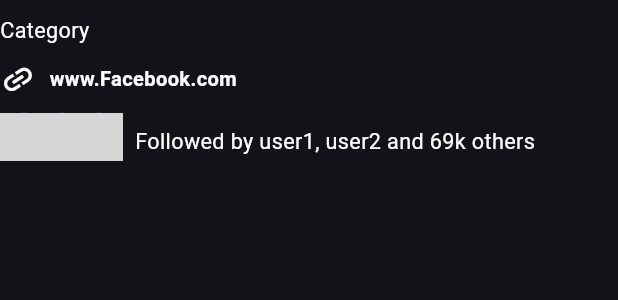
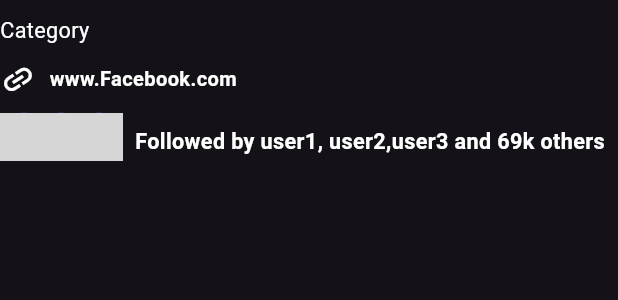
Before and after one commit to Omar-Tmam/Instagram-Clone, a Flutter app: the CategoryInfo widget shown alone on an empty page, opened directly, on a phone screen of 412 x 824 dp. Shown: the top 300 px of the screen. Run offline on Flutter 3.47's test engine with Material 3 defaults, Android fonts, the phone set to English and light mode, and no system bars; our stand-ins replace bloc, dartz, dio, equatable, flutter_bloc, flutter_dotenv and 2 more; network calls fail; grey boxes are pictures that could not be loaded.

Commit message:
responsive fixes

```diff
--- a/lib/Features/user_view/presentation/views/widgets/category_info.dart
+++ b/lib/Features/user_view/presentation/views/widgets/category_info.dart
@@ -46,8 +46,7 @@ class CategoryInfo extends StatelessWidget {
           height: 10,
         ),
         FollowedBySection(
-
-            followedByText: 'Followed by user1, user2 and 69k others',
+            followedByText: 'Followed by user1, user2,user3 and 69k others',
             images: images)
       ],
     );
--- a/lib/Features/user_view/presentation/views/widgets/followed_by_section.dart
+++ b/lib/Features/user_view/presentation/views/widgets/followed_by_section.dart
@@ -37,10 +37,15 @@ class FollowedBySection extends StatelessWidget {
         SizedBox(
           width: 4,
         ),
-        CustomText(
-          maxLines: 2,
-          title: followedByText,
-          fontSize: getResponsiveFontSize(context, fontSize: 14),
+        Expanded(
+          child: SizedBox(
+            child: CustomText(
+              maxLines: 2,
+              fontWeight: FontWeight.bold,
+              title: followedByText,
+              fontSize: getResponsiveFontSize(context, fontSize: 14),
+            ),
+          ),
         )
       ],
     );
--- a/lib/Features/user_view/presentation/views/widgets/user_info_view_body.dart
+++ b/lib/Features/user_view/presentation/views/widgets/user_info_view_body.dart
@@ -16,8 +16,9 @@ class UserInfoViewBody extends StatelessWidget {
           child: Padding(
             padding: const EdgeInsets.only(top: 20),
             child: AppBar(
+              automaticallyImplyLeading: false,
               title: CustomText(
-                title: 'User Name',
+                title: 'omar.tmam',
                 fontSize: getResponsiveFontSize(context, fontSize: 22),
               ),
               actions: const [
```
Also changed, not shown: lib/Features/user_view/presentation/views/widgets/user_info_row.dart (+11 -4 lines).
